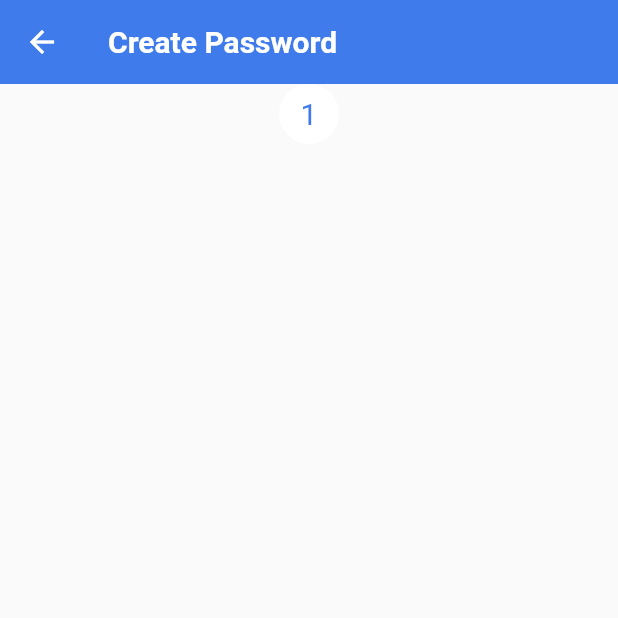
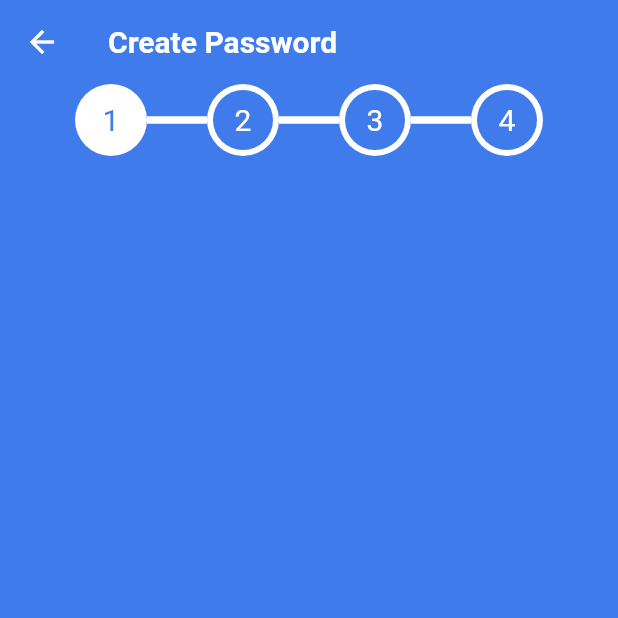
Before and after one commit to evanezent/Exploring-The-Forest, a Flutter app: the CreatePaswordScreen screen opened directly, on a phone screen of 412 x 824 dp, the top half of it. Run offline on Flutter 3.47's test engine with Material 2 defaults, Android fonts, the phone set to English and light mode, and no system bars.

Commit message:
add timeline component

```diff
--- a/lib/ui/components/circle-timeline.dart
+++ b/lib/ui/components/circle-timeline.dart
@@ -10,11 +10,16 @@ class CircleTimeline extends StatelessWidget {
   @override
   Widget build(BuildContext context) {
     return CircleAvatar(
-      backgroundColor: active ? custom_blue : Colors.white,
-      child: Text(
-        '$text',
-        style:
-            TextStyle(color: active ? Colors.white : custom_blue, fontSize: 20),
+      radius: 24,
+      backgroundColor: Colors.white,
+      child: CircleAvatar(
+        backgroundColor: active ? custom_blue : Colors.white,
+        radius: 20,
+        child: Text(
+          '$text',
+          style:
+              TextStyle(color: active ? Colors.white : custom_blue, fontSize: 20),
+        ),
       ),
     );
   }
--- /dev/null
+++ b/lib/ui/components/timeline.dart
@@ -0,0 +1,51 @@
+import 'package:flutter/material.dart';
+import 'package:register/ui/components/circle-timeline.dart';
+
+class Timeline extends StatelessWidget {
+  const Timeline({
+    Key? key,
+    required this.index,
+  }) : super(key: key);
+
+  final int index;
+
+  @override
+  Widget build(BuildContext context) {
+    return Row(
+      mainAxisAlignment: MainAxisAlignment.center,
+      children: [
+        CircleTimeline(
+          active: 1 >= index,
+          text: '1',
+        ),
+        Container(
+          width: 40,
+          height: 5,
+          color: Colors.white,
+        ),
+        CircleTimeline(
+          active: 2 >= index,
+          text: '2',
+        ),
+        Container(
+          width: 40,
+          height: 5,
+          color: Colors.white,
+        ),
+        CircleTimeline(
+          active: 3 >= index,
+          text: '3',
+        ),
+        Container(
+          width: 40,
+          height: 5,
+          color: Colors.white,
+        ),
+        CircleTimeline(
+          active: 4 >= index,
+          text: '4',
+        ),
+      ],
+    );
+  }
+}
--- a/lib/ui/screens/create_password_screen.dart
+++ b/lib/ui/screens/create_password_screen.dart
@@ -1,5 +1,6 @@
 import 'package:flutter/material.dart';
 import 'package:register/ui/components/circle-timeline.dart';
+import 'package:register/ui/components/timeline.dart';
 import 'package:register/utils/constants.dart';
 
 class CreatePaswordScreen extends StatefulWidget {
@@ -16,17 +17,18 @@ class _CreatePaswordScreenState extends State<CreatePaswordScreen> {
         appBar: AppBar(
           elevation: 0,
           backgroundColor: custom_blue,
+          centerTitle: false,
           title: Text(
             "Create Password",
             style: TextStyle(
                 color: Colors.white, fontWeight: FontWeight.bold, fontSize: 20),
           ),
         ),
+        backgroundColor: custom_blue,
         body: ListView(
           children: [
-            CircleTimeline(
-              active: false,
-              text: '1',
+            Timeline(
+              index: 2,
             )
           ],
         ));
```
